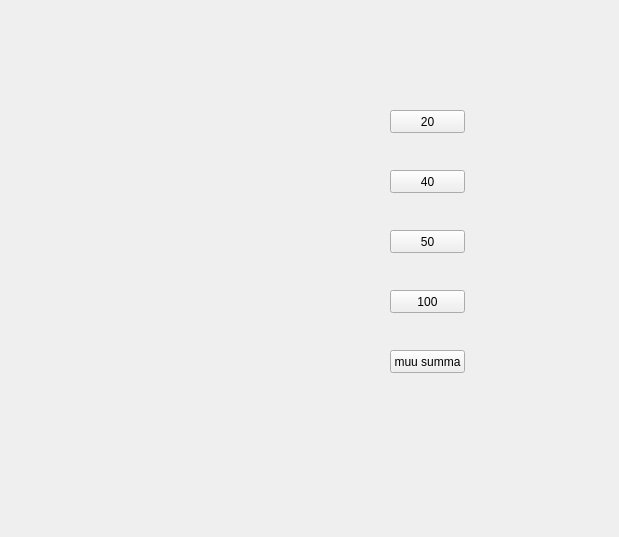
tvt20kmo-ohjelmistokehitysprojekti/Group14, file automaatti/nosto.ui: the form before one commit.
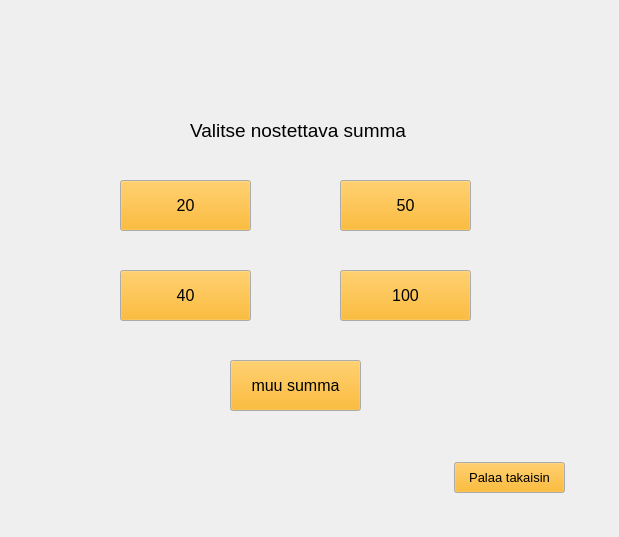
The form after the commit.

```diff
--- a/automaatti/nosto.ui
+++ b/automaatti/nosto.ui
@@ -10,18 +10,60 @@
     <height>537</height>
    </rect>
   </property>
+  <property name="palette">
+   <palette>
+    <active>
+     <colorrole role="Button">
+      <brush brushstyle="SolidPattern">
+       <color alpha="255">
+        <red>255</red>
+        <green>170</green>
+        <blue>0</blue>
+       </color>
+      </brush>
+     </colorrole>
+    </active>
+    <inactive>
+     <colorrole role="Button">
+      <brush brushstyle="SolidPattern">
+       <color alpha="255">
+        <red>255</red>
+        <green>170</green>
+        <blue>0</blue>
+       </color>
+      </brush>
+     </colorrole>
+    </inactive>
+    <disabled>
+     <colorrole role="Button">
+      <brush brushstyle="SolidPattern">
+       <color alpha="255">
+        <red>255</red>
+        <green>170</green>
+        <blue>0</blue>
+       </color>
+      </brush>
+     </colorrole>
+    </disabled>
+   </palette>
+  </property>
   <property name="windowTitle">
    <string>Form</string>
   </property>
   <widget class="QPushButton" name="btn20">
    <property name="geometry">
     <rect>
-     <x>390</x>
-     <y>110</y>
-     <width>75</width>
-     <height>23</height>
+     <x>120</x>
+     <y>180</y>
+     <width>131</width>
+     <height>51</height>
     </rect>
    </property>
+   <property name="font">
+    <font>
+     <pointsize>12</pointsize>
+    </font>
+   </property>
    <property name="text">
     <string>20</string>
    </property>
@@ -29,12 +71,17 @@
   <widget class="QPushButton" name="btn40">
    <property name="geometry">
     <rect>
-     <x>390</x>
-     <y>170</y>
-     <width>75</width>
-     <height>23</height>
+     <x>120</x>
+     <y>270</y>
+     <width>131</width>
+     <height>51</height>
     </rect>
    </property>
+   <property name="font">
+    <font>
+     <pointsize>12</pointsize>
+    </font>
+   </property>
    <property name="text">
     <string>40</string>
    </property>
@@ -42,12 +89,17 @@
   <widget class="QPushButton" name="btn50">
    <property name="geometry">
     <rect>
-     <x>390</x>
-     <y>230</y>
-     <width>75</width>
-     <height>23</height>
+     <x>340</x>
+     <y>180</y>
+     <width>131</width>
+     <height>51</height>
     </rect>
    </property>
+   <property name="font">
+    <font>
+     <pointsize>12</pointsize>
+    </font>
+   </property>
    <property name="text">
     <string>50</string>
    </property>
@@ -55,12 +107,17 @@
   <widget class="QPushButton" name="btn100">
    <property name="geometry">
     <rect>
-     <x>390</x>
-     <y>290</y>
-     <width>75</width>
-     <height>23</height>
+     <x>340</x>
+     <y>270</y>
+     <width>131</width>
+     <height>51</height>
     </rect>
    </property>
+   <property name="font">
+    <font>
+     <pointsize>12</pointsize>
+    </font>
+   </property>
    <property name="text">
     <string>100</string>
    </property>
@@ -68,16 +125,57 @@
   <widget class="QPushButton" name="btnmuusumma">
    <property name="geometry">
     <rect>
-     <x>390</x>
-     <y>350</y>
-     <width>75</width>
-     <height>23</height>
+     <x>230</x>
+     <y>360</y>
+     <width>131</width>
+     <height>51</height>
     </rect>
    </property>
+   <property name="font">
+    <font>
+     <pointsize>12</pointsize>
+    </font>
+   </property>
    <property name="text">
     <string>muu summa</string>
    </property>
   </widget>
+  <widget class="QLabel" name="label">
+   <property name="geometry">
+    <rect>
+     <x>190</x>
+     <y>110</y>
+     <width>221</width>
+     <height>41</height>
+    </rect>
+   </property>
+   <property name="font">
+    <font>
+     <pointsize>14</pointsize>
+    </font>
+   </property>
+   <property name="text">
+    <string>Valitse nostettava summa</string>
+   </property>
+  </widget>
+  <widget class="QPushButton" name="btnPalaa">
+   <property name="geometry">
+    <rect>
+     <x>454</x>
+     <y>462</y>
+     <width>111</width>
+     <height>31</height>
+    </rect>
+   </property>
+   <property name="font">
+    <font>
+     <pointsize>10</pointsize>
+    </font>
+   </property>
+   <property name="text">
+    <string>Palaa takaisin</string>
+   </property>
+  </widget>
  </widget>
  <resources/>
  <connections/>
```
